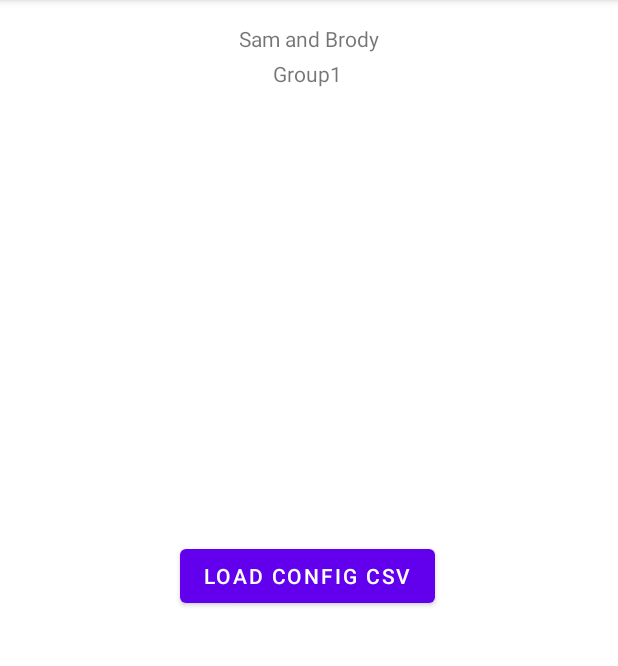
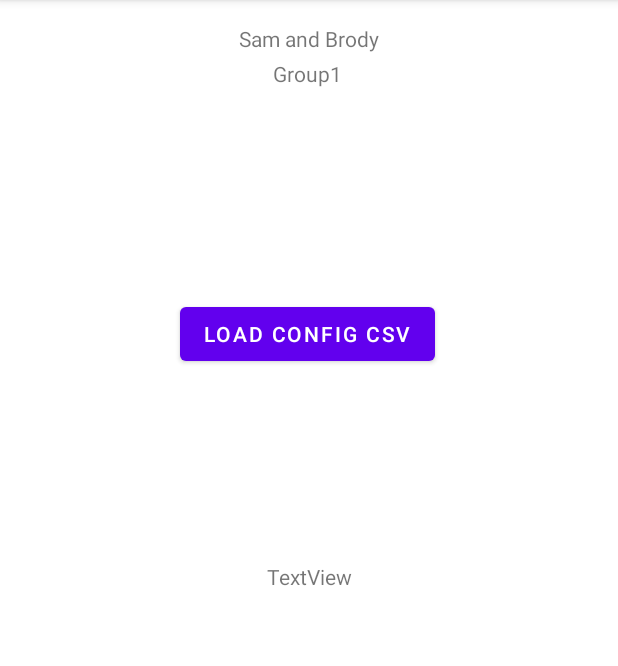
Before and after one commit to Bozo-Cake/The-Red-Alliance, an Android app: the DisplayGroup1Activity screen opened directly, with no data from a screen before it, on a phone screen of 412 x 824 dp, the part 84-750 px from its top. Run offline under Robolectric (Android 15) with nearby library versions, the phone set to English and light mode, and no system bars.

Commit message:
Update text field with file path via Run_on_ui. Next loop through file with inputStream.

```diff
--- a/app/src/main/res/layout/activity_display_group1.xml
+++ b/app/src/main/res/layout/activity_display_group1.xml
@@ -37,5 +37,16 @@
         app:layout_constraintEnd_toEndOf="parent"
         app:layout_constraintHorizontal_bias="0.497"
         app:layout_constraintStart_toStartOf="parent"
+        app:layout_constraintTop_toTopOf="parent"
+        app:layout_constraintVertical_bias="0.276" />
+
+    <TextView
+        android:id="@+id/outPutConfig"
+        android:layout_width="wrap_content"
+        android:layout_height="wrap_content"
+        android:text="TextView"
+        app:layout_constraintBottom_toBottomOf="parent"
+        app:layout_constraintEnd_toEndOf="parent"
+        app:layout_constraintStart_toStartOf="parent"
         app:layout_constraintTop_toTopOf="parent" />
 </androidx.constraintlayout.widget.ConstraintLayout>
```
Also changed, not shown: app/src/main/java/team/cake/theredalliance/ConfigReader.java (+32 -5 lines), app/src/main/java/team/cake/theredalliance/DisplayGroup1Activity.java (+8 -3 lines).
